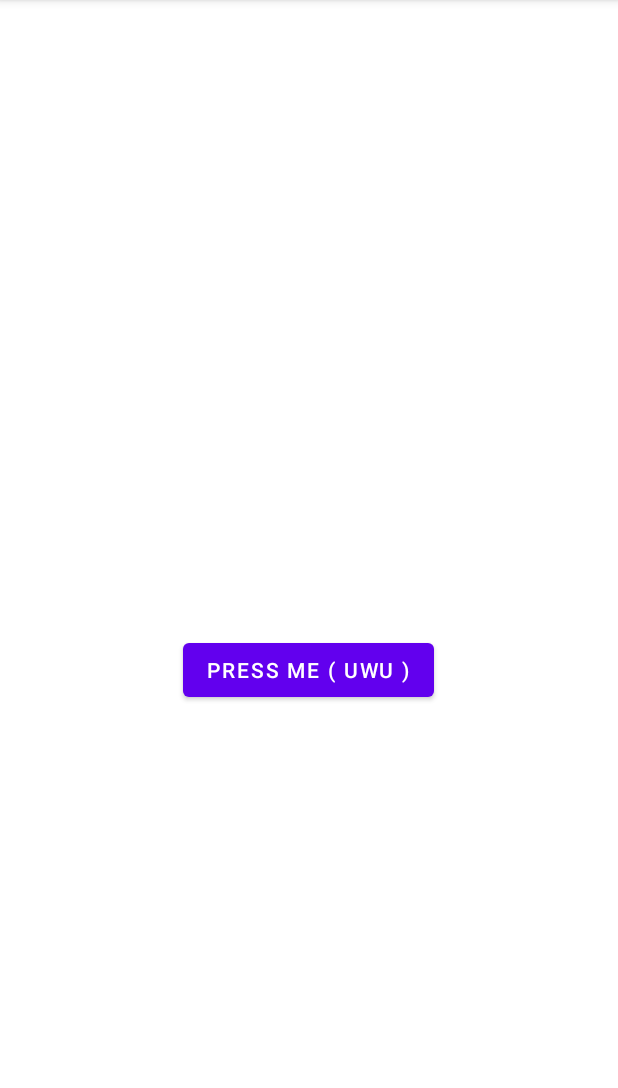
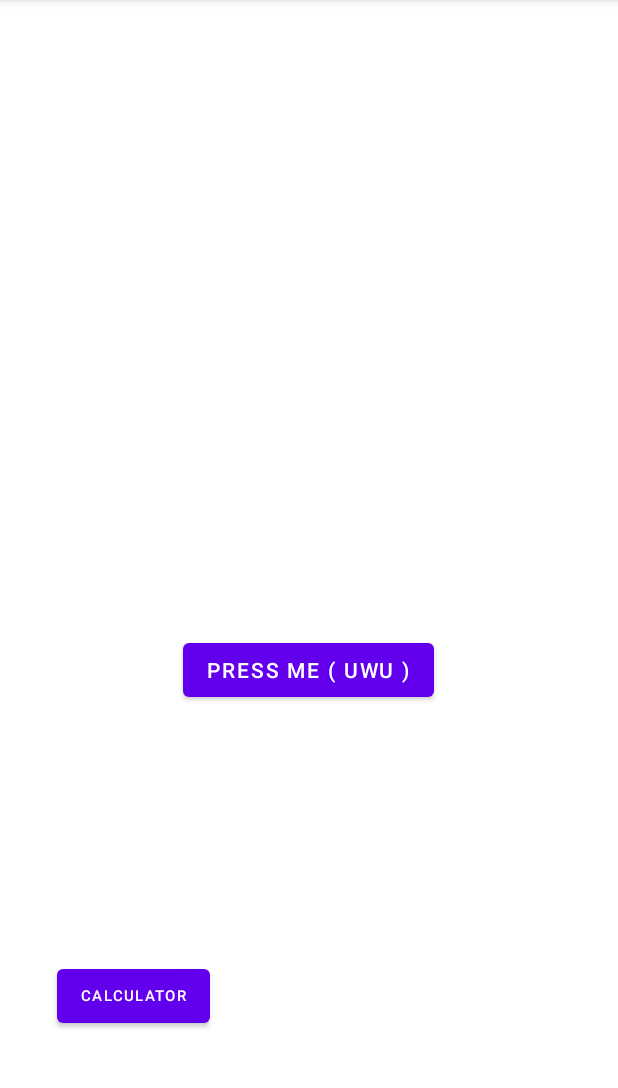
Before and after one commit to Violet-Evergardenz/Android-Kotlin-Dice, an Android app: the screen it shows after launch (MainActivity), on a phone screen of 412 x 824 dp, the part 84-1172 px from its top. Run offline under Robolectric (Android 15) with nearby library versions, the phone set to English and light mode, and no system bars.

Commit message:
test go next and back activity

```diff
--- a/app/src/main/java/com/example/myapplication/MainActivity.kt
+++ b/app/src/main/java/com/example/myapplication/MainActivity.kt
@@ -1,5 +1,6 @@
 package com.example.myapplication
 
+import android.content.Intent
 import androidx.appcompat.app.AppCompatActivity
 import android.os.Bundle
 import android.widget.Button
@@ -23,6 +24,11 @@ class MainActivity : AppCompatActivity() {
             rollDice(R.id.textView2,R.id.imageView2)
         }
 
+        val goToButton: Button = findViewById(R.id.buttonToCal)
+        goToButton.setOnClickListener {
+            val intent:Intent = Intent(this, CalculatorActivity::class.java)
+            startActivity(intent)
+        }
     }
 
     private fun rollDice(idTextView:Int,idImgView:Int) {
@@ -57,4 +63,8 @@ class MainActivity : AppCompatActivity() {
         // Update the content description
         resultImgView.contentDescription = diceRoll.toString()
     }
+
+    private fun goToCalculator () {
+
+    }
 }
--- a/app/src/main/res/layout/activity_main.xml
+++ b/app/src/main/res/layout/activity_main.xml
@@ -4,6 +4,7 @@
     xmlns:tools="http://schemas.android.com/tools"
     android:layout_width="match_parent"
     android:layout_height="match_parent"
+    android:padding="16dp"
     tools:context=".MainActivity">
 
     <TextView
@@ -42,6 +43,18 @@
         app:layout_constraintStart_toStartOf="parent"
         app:layout_constraintTop_toBottomOf="@+id/textView2" />
 
+    <Button
+        android:id="@+id/buttonToCal"
+        android:layout_width="wrap_content"
+        android:layout_height="wrap_content"
+        android:layout_marginTop="624dp"
+        android:text="Calculator"
+        android:textSize="10dp"
+        app:layout_constraintEnd_toEndOf="parent"
+        app:layout_constraintHorizontal_bias="0.08"
+        app:layout_constraintStart_toStartOf="parent"
+        app:layout_constraintTop_toTopOf="parent" />
+
     <ImageView
         android:id="@+id/imageView"
         android:layout_width="140dp"
```
Also changed, not shown: app/src/main/AndroidManifest.xml (+10 -3 lines), app/src/main/java/com/example/myapplication/CalculatorActivity.kt (added, +18 -0 lines), app/src/main/res/layout/activity_calculator.xml (added, +29 -0 lines).
